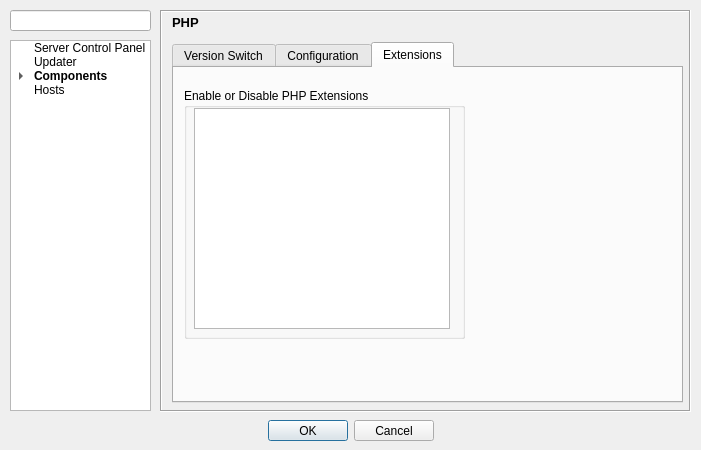
Before: the Qt Designer form src/config/configurationdialog.ui in WPN-XM/server-control-panel, drawn with Qt 5.
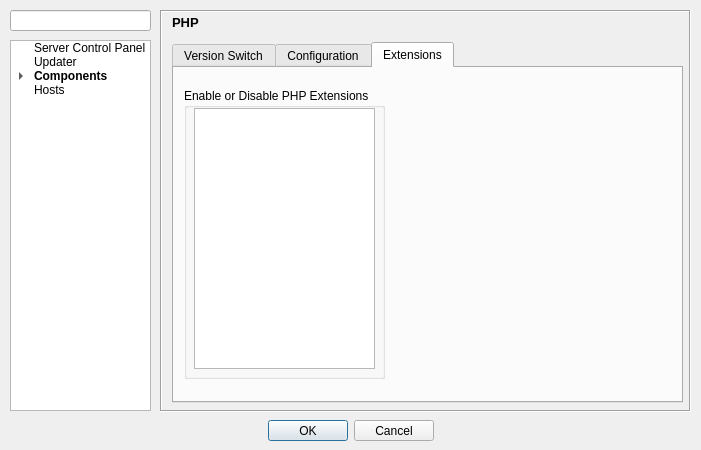
After: the same form once the commit is applied. The open tabs and pages were chosen to show the change. Icons and pictures are not drawn.

Commit message: removed qdebug statements, ui cleanup

What changed in the file:
```diff
--- a/src/config/configurationdialog.ui
+++ b/src/config/configurationdialog.ui
@@ -1313,8 +1313,8 @@
         <rect>
          <x>10</x>
          <y>20</y>
-         <width>281</width>
-         <height>251</height>
+         <width>201</width>
+         <height>291</height>
         </rect>
        </property>
        <property name="title">
@@ -1325,8 +1325,8 @@
          <rect>
           <x>10</x>
           <y>20</y>
-          <width>256</width>
-          <height>221</height>
+          <width>181</width>
+          <height>261</height>
          </rect>
         </property>
        </widget>
```
Left out of the diff: 6 changed lines with no effect on the pictures. The commit also changes 1 other file.
